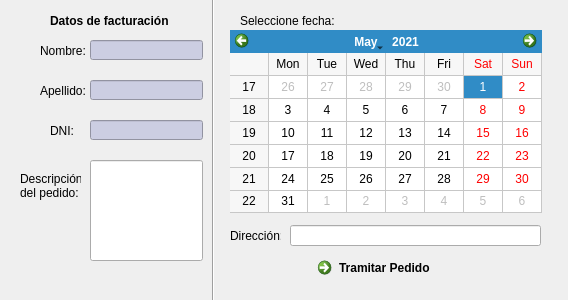
The window that dialog_factura.ui (DavidRedrejo/organizacion_ind) describes before a commit, drawn with Qt 5.
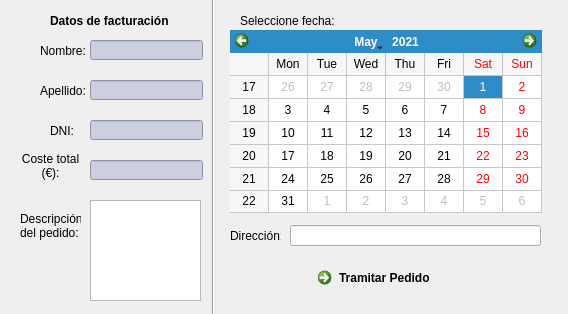
The same window after the commit.

What changed in the file:
```diff
--- a/dialog_factura.ui
+++ b/dialog_factura.ui
@@ -7,7 +7,7 @@
     <x>0</x>
     <y>0</y>
     <width>568</width>
-    <height>300</height>
+    <height>314</height>
    </rect>
   </property>
   <property name="windowTitle">
@@ -76,24 +76,6 @@
     <bool>true</bool>
    </property>
   </widget>
-  <widget class="QLineEdit" name="descrip">
-   <property name="geometry">
-    <rect>
-     <x>90</x>
-     <y>160</y>
-     <width>113</width>
-     <height>101</height>
-    </rect>
-   </property>
-   <property name="font">
-    <font>
-     <pointsize>9</pointsize>
-    </font>
-   </property>
-   <property name="alignment">
-    <set>Qt::AlignLeading|Qt::AlignLeft|Qt::AlignTop</set>
-   </property>
-  </widget>
   <widget class="QCalendarWidget" name="calendarWidget">
    <property name="geometry">
     <rect>
@@ -153,7 +135,7 @@
    <property name="geometry">
     <rect>
      <x>310</x>
-     <y>250</y>
+     <y>260</y>
      <width>171</width>
      <height>41</height>
     </rect>
@@ -225,7 +207,7 @@
    <property name="geometry">
     <rect>
      <x>20</x>
-     <y>160</y>
+     <y>200</y>
      <width>61</width>
      <height>51</height>
     </rect>
@@ -240,8 +222,8 @@
     <rect>
      <x>203</x>
      <y>-20</y>
-     <width>20</width>
-     <height>321</height>
+     <width>21</width>
+     <height>341</height>
     </rect>
    </property>
    <property name="orientation">
@@ -274,6 +256,59 @@
     <string>Dirección:</string>
    </property>
   </widget>
+  <widget class="QLineEdit" name="coste">
+   <property name="geometry">
+    <rect>
+     <x>90</x>
+     <y>160</y>
+     <width>113</width>
+     <height>20</height>
+    </rect>
+   </property>
+   <property name="font">
+    <font>
+     <pointsize>9</pointsize>
+    </font>
+   </property>
+   <property name="styleSheet">
+    <string notr="true">background-color: rgb(204, 206, 226);</string>
+   </property>
+   <property name="readOnly">
+    <bool>true</bool>
+   </property>
+  </widget>
+  <widget class="QLabel" name="label_8">
+   <property name="geometry">
+    <rect>
+     <x>20</x>
+     <y>150</y>
+     <width>61</width>
+     <height>31</height>
+    </rect>
+   </property>
+   <property name="text">
+    <string>Coste total
+(€):</string>
+   </property>
+   <property name="alignment">
+    <set>Qt::AlignCenter</set>
+   </property>
+  </widget>
+  <widget class="QTextEdit" name="descripcion">
+   <property name="geometry">
+    <rect>
+     <x>90</x>
+     <y>200</y>
+     <width>111</width>
+     <height>101</height>
+    </rect>
+   </property>
+   <property name="font">
+    <font>
+     <pointsize>9</pointsize>
+    </font>
+   </property>
+  </widget>
  </widget>
  <resources/>
  <connections/>
```
